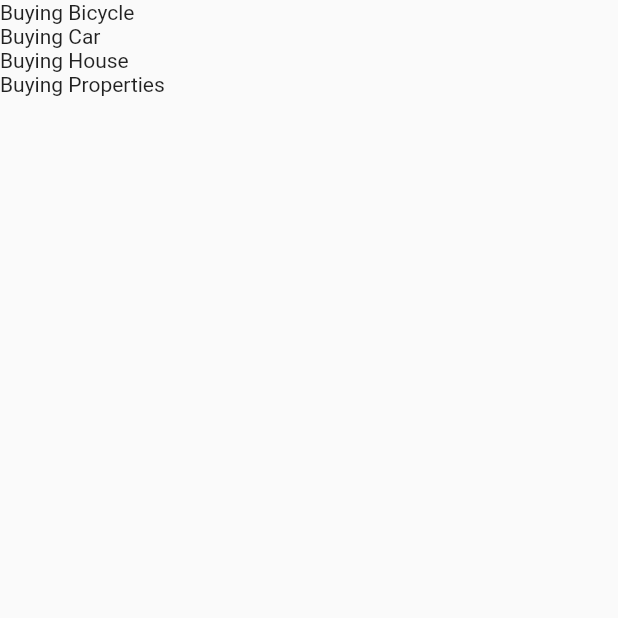
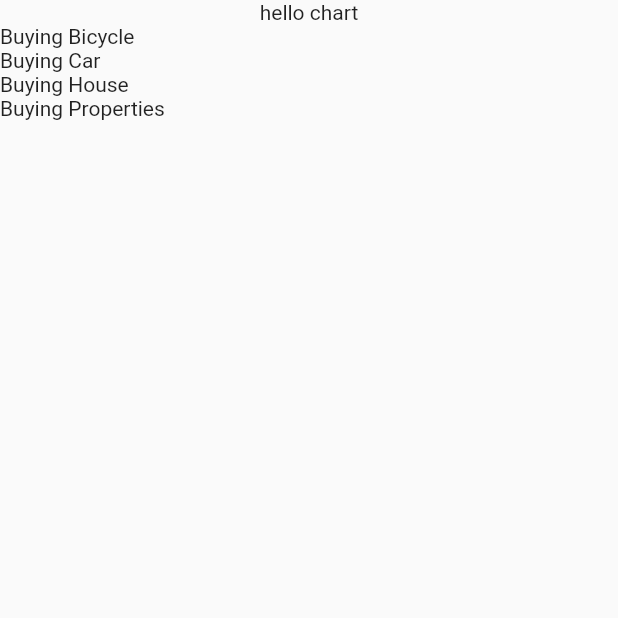
Before and after one commit to Arkar20/expense_app-flutter, a Flutter app: the screen it shows after launch, on a phone screen of 412 x 824 dp, the top half of it. Run offline on Flutter 3.47's test engine with Material 2 defaults, Android fonts, the phone set to English and light mode, and no system bars.

```diff
--- /dev/null
+++ b/lib/components/ExpenseList.dart
@@ -0,0 +1,18 @@
+import 'package:flutter/material.dart';
+import 'package:expense_app/models/expense.dart';
+
+class ExpenseList extends StatelessWidget {
+  const ExpenseList({
+    super.key,
+    required this.expenses,
+  });
+
+  final List<Expense> expenses;
+
+  @override
+  Widget build(BuildContext context) {
+    return ListView.builder(itemCount: expenses.length, itemBuilder:(context, index) {
+        return Text(expenses[index].title);
+    }, );
+  }
+}
--- a/lib/screens/expense.dart
+++ b/lib/screens/expense.dart
@@ -1,5 +1,6 @@
 import 'package:expense_app/models/category.dart';
 import 'package:expense_app/models/expense.dart';
+import 'package:expense_app/components/ExpenseList.dart';
 import 'package:flutter/material.dart';
 
 class ExpenseScreen extends StatefulWidget {
@@ -20,9 +21,10 @@ class _ExpenseScreenState extends State<ExpenseScreen> {
   @override
   Widget build(BuildContext context) {
     return  Scaffold(
-      body: ListView.builder(itemCount: expenses.length, itemBuilder:(context, index) {
-          return Text(expenses[index].title);
-      }, )
+      body: Column(children: [
+        Text("hello chart"),
+         Expanded(child: ExpenseList(expenses: expenses))
+      ])
     );
   }
 }
```
